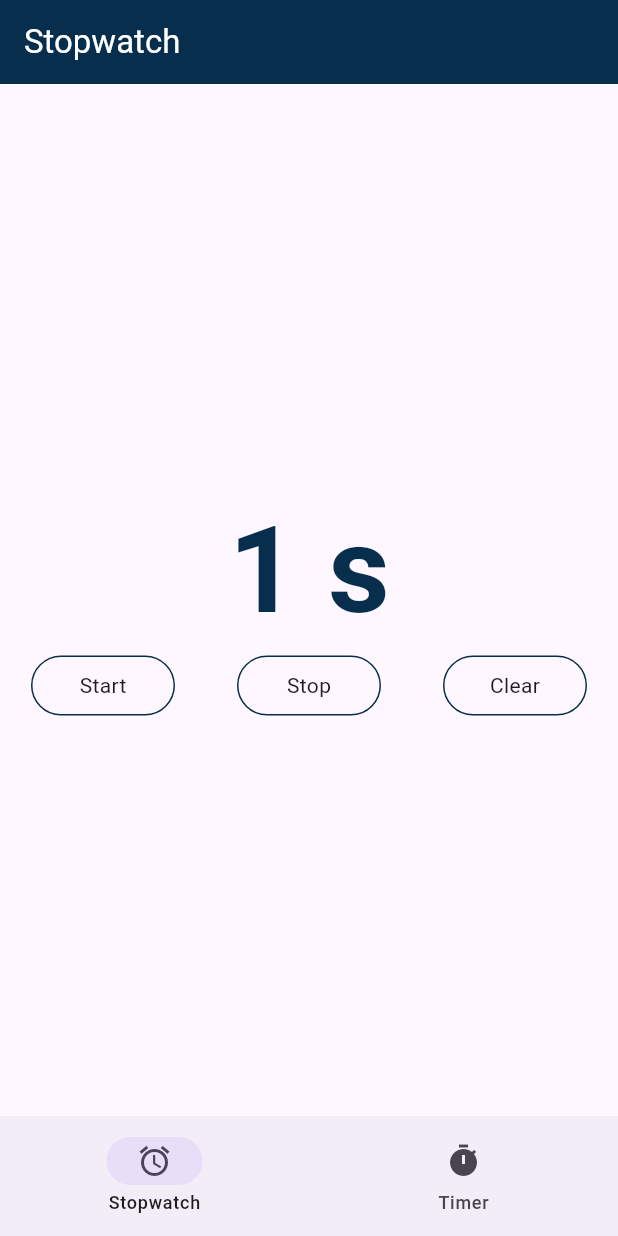
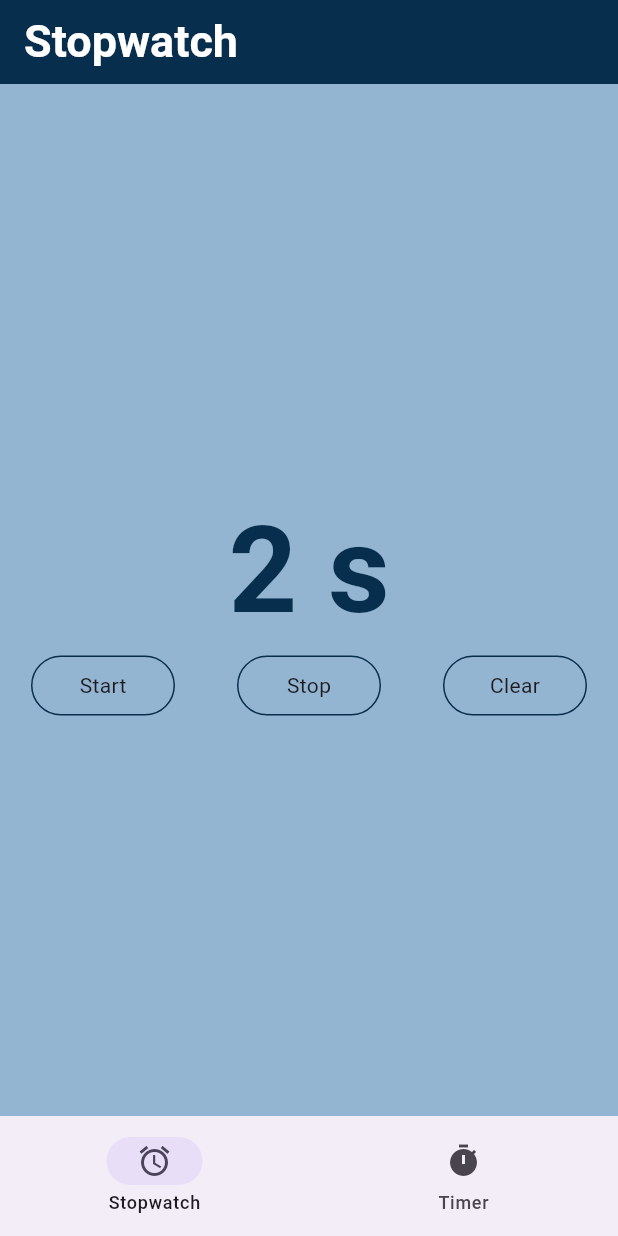
Before and after one commit to Beyz61/ps_16_timerapp, a Flutter app: the screen it shows after launch, after a tap on "Start", after a tap on "Clear", on a phone screen of 412 x 824 dp. Run offline on Flutter 3.47's test engine with Material 3 defaults, Android fonts, the phone set to English and light mode, and no system bars.

Commit message:
Added ShowSnackBar

```diff
--- a/lib/stopwatch_screen.dart
+++ b/lib/stopwatch_screen.dart
@@ -22,19 +22,27 @@ class _StopwatchScreenState extends State<StopwatchScreen> {
       setState(() {
         seconds ++;
       });
-    }
-
+    });
+      ScaffoldMessenger.of(context).showSnackBar(const SnackBar(content:Text("Timer gestarte!")
+      ),
     );
   }
 
 void stopStopwatch (){
   timer.cancel();
+  ScaffoldMessenger.of(context).showSnackBar(const SnackBar(content:Text("Timer Stop!")
+      ),
+  );
 }
 
-void resetStopwatch(){
-  setState(() {
+Future <void> resetStopwatch() async{
+   await Future.delayed(const Duration(seconds: 2));
+   setState(() {
     seconds = 0;
   });
+  ScaffoldMessenger.of(context).showSnackBar(const SnackBar(content:Text("Timer beendet!")
+      ),
+  );
 }
 
 
@@ -42,10 +50,11 @@ void resetStopwatch(){
   @override
   Widget build(BuildContext context) {
     return  Scaffold(
+    backgroundColor: const Color.fromARGB(255, 147, 181, 209),
       appBar: AppBar(
         backgroundColor: const Color.fromARGB(255, 7, 46, 77),
         title: const Text("Stopwatch",
-        style: TextStyle(color: Colors.white),),),
+        style: TextStyle(color: Colors.white, fontSize: 30, fontWeight: FontWeight.w700),),),
         body: Column(
           mainAxisAlignment: MainAxisAlignment.center,
           children: [Text(
@@ -60,15 +69,18 @@ void resetStopwatch(){
           children: [
             StopwatchButton(
             onTap: startStopwatch,
-            buttonName: "Start"
+            buttonName: "Start",
+            color: Colors.grey,
             ),
             StopwatchButton(
             onTap: stopStopwatch,
-            buttonName: "Stop"
+            buttonName: "Stop",
+            color: Colors.red,
             ),
             StopwatchButton(
             onTap: resetStopwatch,
-            buttonName: "Clear"
+            buttonName: "Clear",
+            color: Colors.blueAccent,
             ),
           ],
         ),
```
